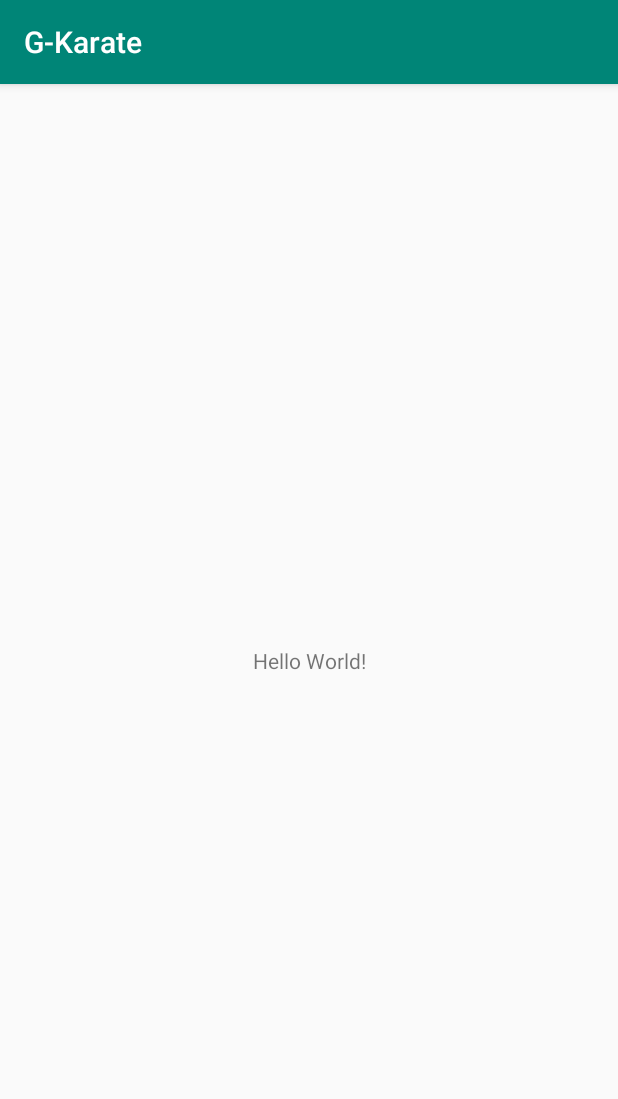
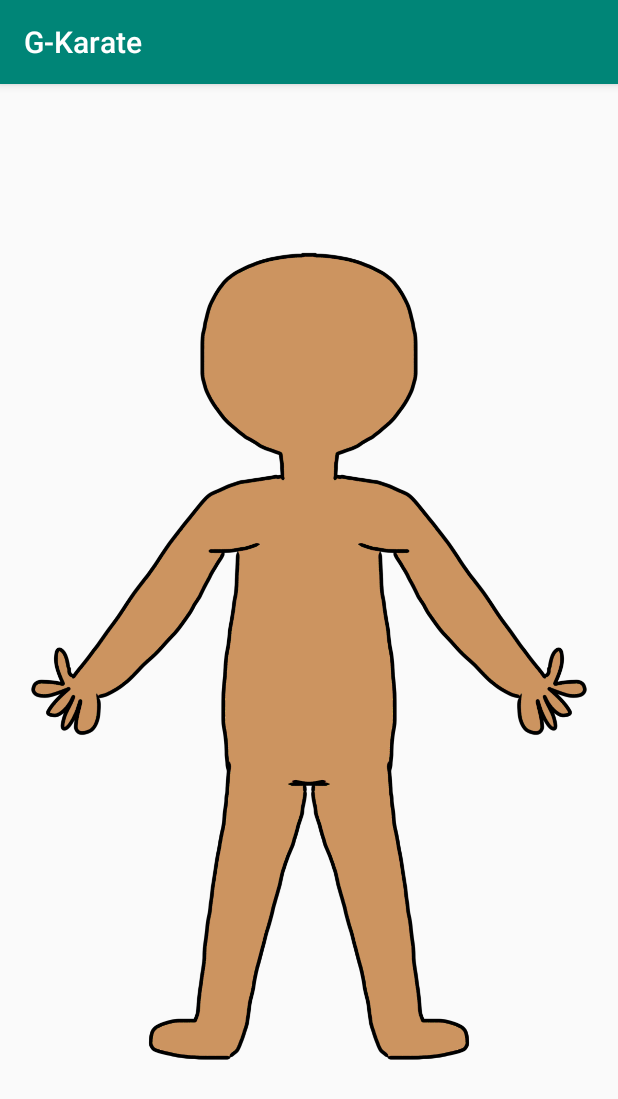
Before and after one commit to Toon-Van-Engeland/care-athon, an Android app: the screen it shows after launch (MainActivity), on a phone screen of 412 x 824 dp. Shown: the top 1099 px of the screen. Run offline under Robolectric (Android 15) with nearby library versions, the phone set to English and light mode, and no system bars.

Commit message:
fix images

```diff
--- a/GKarate/app/src/main/res/layout/activity_main.xml
+++ b/GKarate/app/src/main/res/layout/activity_main.xml
@@ -7,14 +7,16 @@
     android:layout_height="match_parent"
     tools:context=".MainActivity">
 
-    <TextView
-        android:layout_width="wrap_content"
-        android:layout_height="wrap_content"
-        android:text="Hello World!"
+    <ImageView
         app:layout_constraintBottom_toBottomOf="parent"
         app:layout_constraintLeft_toLeftOf="parent"
         app:layout_constraintRight_toRightOf="parent"
-        app:layout_constraintTop_toTopOf="parent" />
+        app:layout_constraintTop_toTopOf="parent"
+        android:src="@drawable/human_body"
+        android:layout_width="wrap_content"
+        android:layout_height="wrap_content">
+
+    </ImageView>
 
 
 
```
Also changed, not shown: GKarate/app/src/main/res/drawable/hand1.png (renamed from GKarate/app/src/main/res/drawable/1.png), GKarate/app/src/main/res/drawable/hand2.png (renamed from GKarate/app/src/main/res/drawable/2.png), GKarate/app/src/main/res/drawable/hand3.png (renamed from GKarate/app/src/main/res/drawable/3.png), GKarate/app/src/main/res/drawable/hand4.png (renamed from GKarate/app/src/main/res/drawable/4.png), GKarate/app/src/main/res/drawable/human_body.png (renamed from GKarate/app/src/main/res/drawable/humanBody.png).
